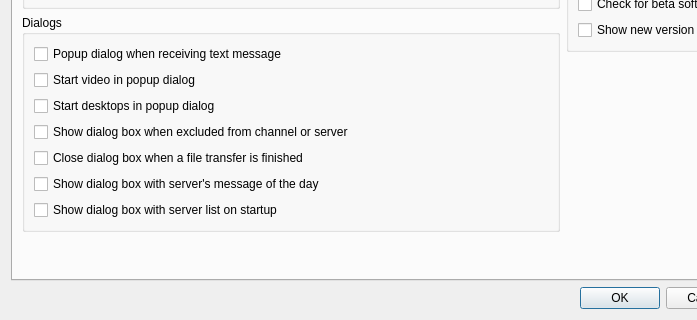
Qt form windows/Client/qtTeamTalk/preferences.ui (turalvm/teamtalk) before a commit; both pictures show x 0 to 697 and y 417 to 737 of the 1125 by 737 pixel window.
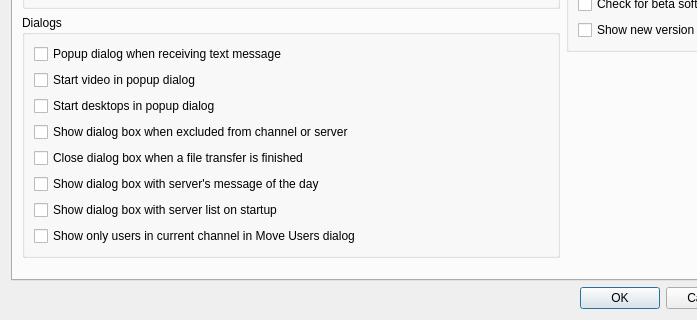
The same form after that commit. The open tabs and pages were chosen to show the change. Icons and pictures are not drawn. Custom widgets are drawn as their Qt base class.

Commit message: Add current channel filter option for Move Users dialog, prevent move errors for offline users, and update translations

What changed in the file:
```diff
--- a/windows/Client/qtTeamTalk/preferences.ui
+++ b/windows/Client/qtTeamTalk/preferences.ui
@@ -665,6 +665,13 @@
               </property>
              </widget>
             </item>
+            <item>
+             <widget class="QCheckBox" name="moveusersCurrentChanOnlyChkBox">
+              <property name="text">
+               <string>Show only users in current channel in Move Users dialog</string>
+              </property>
+             </widget>
+            </item>
            </layout>
           </widget>
          </item>
```
The commit also changes 9 other files.
